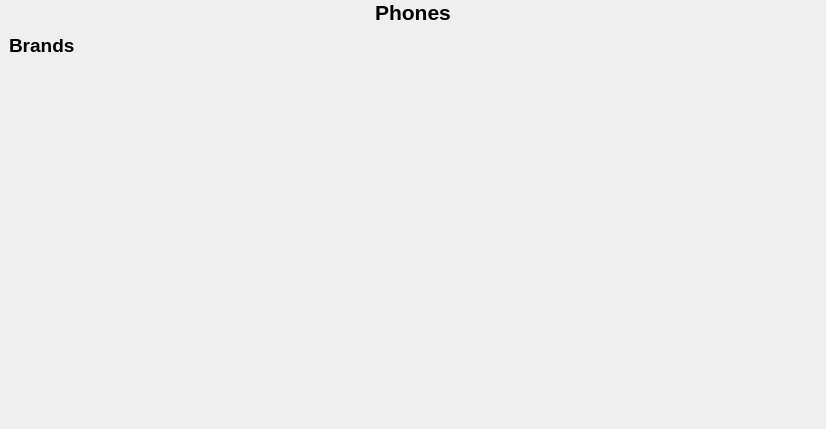
Before: the Qt Designer form centralwidget.ui in VladFear/Intershop, drawn with Qt 5.
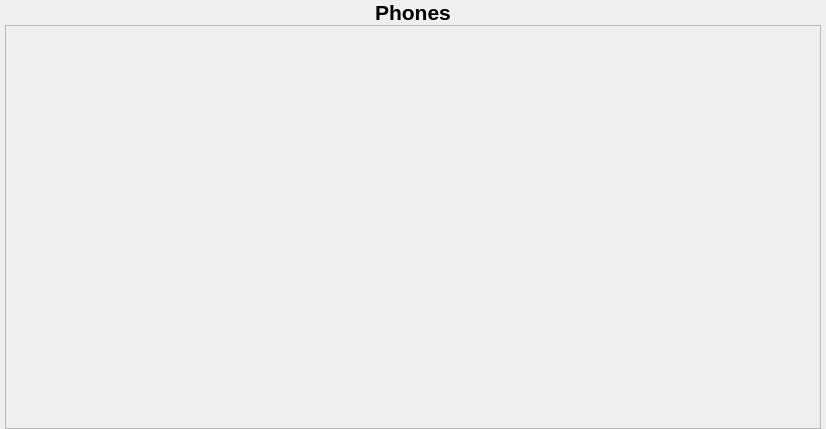
After: the same form once the commit is applied. The open tabs and pages were chosen to show the change. Icons and pictures are not drawn. Custom widgets are drawn as their Qt base class.

Patch:
```diff
--- a/centralwidget.ui
+++ b/centralwidget.ui
@@ -47,6 +47,65 @@
      <property name="currentIndex">
       <number>0</number>
      </property>
+     <widget class="QWidget" name="searchPage">
+      <layout class="QVBoxLayout" name="verticalLayout_5">
+       <property name="spacing">
+        <number>5</number>
+       </property>
+       <property name="leftMargin">
+        <number>5</number>
+       </property>
+       <property name="topMargin">
+        <number>0</number>
+       </property>
+       <property name="rightMargin">
+        <number>5</number>
+       </property>
+       <property name="bottomMargin">
+        <number>0</number>
+       </property>
+       <item>
+        <widget class="QScrollArea" name="scrollArea_3">
+         <property name="frameShadow">
+          <enum>QFrame::Plain</enum>
+         </property>
+         <property name="lineWidth">
+          <number>0</number>
+         </property>
+         <property name="widgetResizable">
+          <bool>true</bool>
+         </property>
+         <widget class="QWidget" name="scrollAreaWidgetContents">
+          <property name="geometry">
+           <rect>
+            <x>0</x>
+            <y>0</y>
+            <width>814</width>
+            <height>397</height>
+           </rect>
+          </property>
+          <layout class="QVBoxLayout" name="verticalLayout_9">
+           <property name="spacing">
+            <number>5</number>
+           </property>
+           <property name="leftMargin">
+            <number>0</number>
+           </property>
+           <property name="topMargin">
+            <number>0</number>
+           </property>
+           <property name="rightMargin">
+            <number>0</number>
+           </property>
+           <property name="bottomMargin">
+            <number>0</number>
+           </property>
+          </layout>
+         </widget>
+        </widget>
+       </item>
+      </layout>
+     </widget>
      <widget class="QWidget" name="mainPage">
       <layout class="QVBoxLayout" name="verticalLayout_3">
        <item>
```
Left out of the diff: 4 changed lines with no effect on the pictures.
